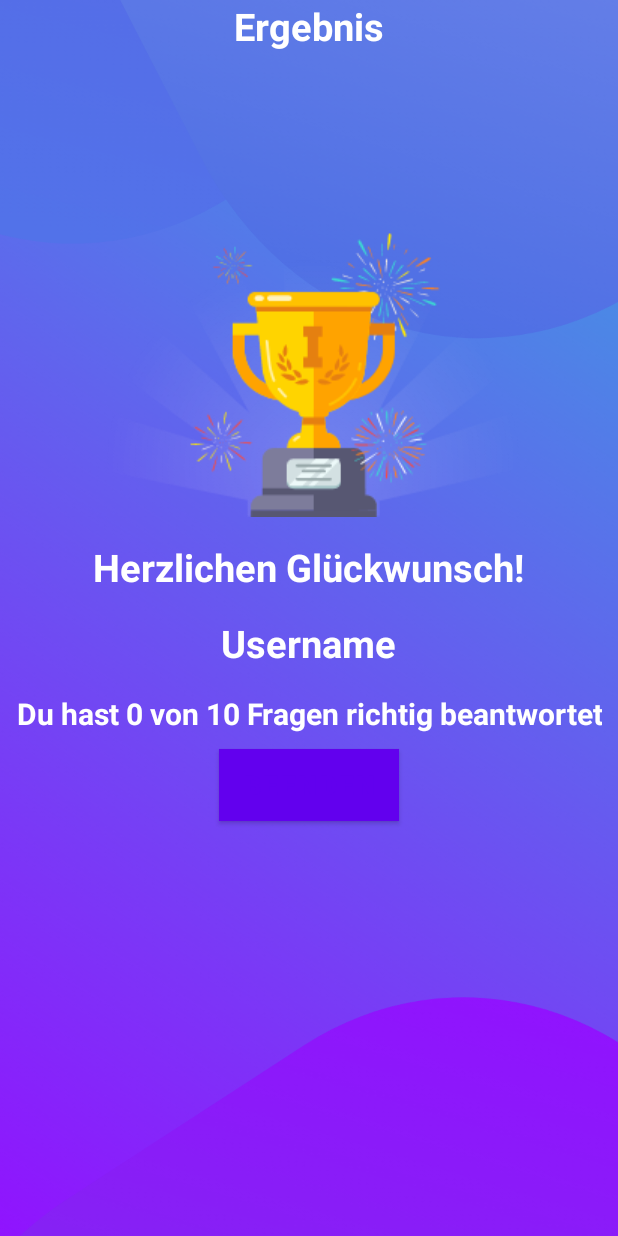
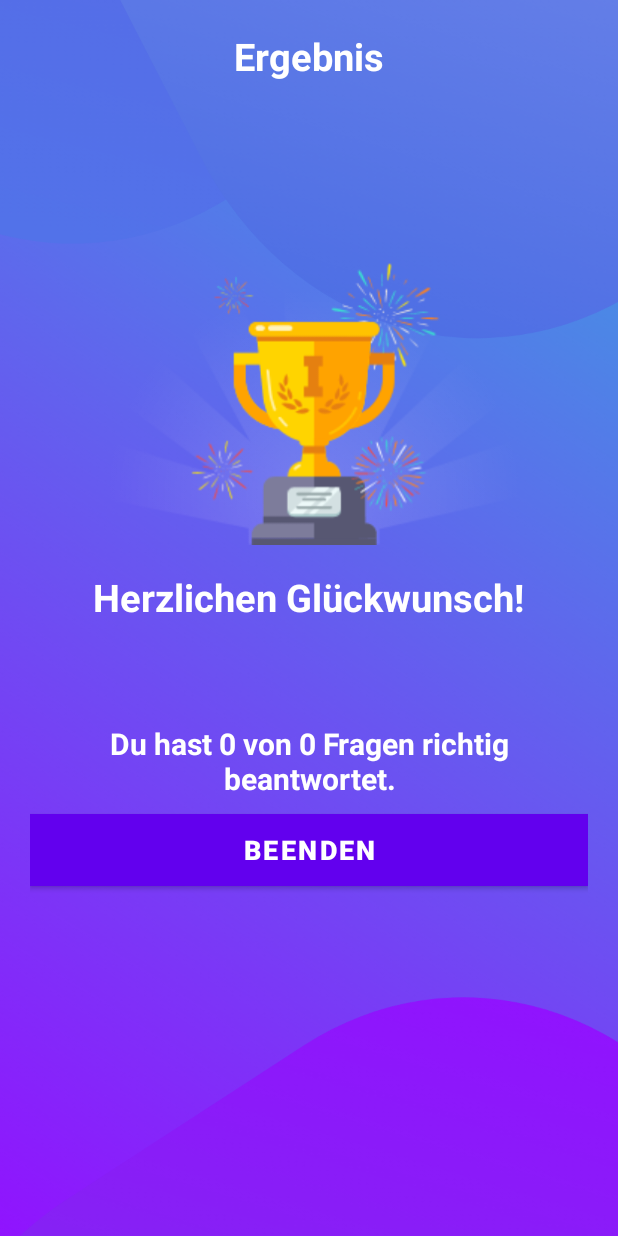
Before and after one commit to MSJones6/UdemyAndroid11-Quiz, an Android app built with Jetpack Compose: the ResultActivity screen opened directly, with no data from a screen before it, on a phone screen of 412 x 824 dp. Run offline under Robolectric (Android 15) with nearby library versions, the phone set to English and light mode, and no system bars.

Commit message:
Give values to result activity.

```diff
--- a/app/src/main/java/de/msjones/quizapp/Constants.kt
+++ b/app/src/main/java/de/msjones/quizapp/Constants.kt
@@ -2,6 +2,8 @@ package de.msjones.quizapp
 
 object Constants {
     const val USER_NAME: String = "user_name";
+    const val CORRECT_ANSWERS = "correct_answers"
+    const val TOTAL_QUESTIONS = "total_questions"
 
     fun getQuestions(): List<Question> {
         val questionList = ArrayList<Question>()
--- a/app/src/main/java/de/msjones/quizapp/ResultActivity.kt
+++ b/app/src/main/java/de/msjones/quizapp/ResultActivity.kt
@@ -1,20 +1,55 @@
 package de.msjones.quizapp
 
+import android.content.Intent
+import android.os.Build
 import android.os.Bundle
+import android.view.LayoutInflater
+import android.view.View
+import android.view.WindowInsets
+import android.view.WindowInsetsController
 import androidx.activity.enableEdgeToEdge
 import androidx.appcompat.app.AppCompatActivity
 import androidx.core.view.ViewCompat
 import androidx.core.view.WindowInsetsCompat
+import de.msjones.quizapp.databinding.ActivityResultBinding
 
 class ResultActivity : AppCompatActivity() {
+    private lateinit var binding: ActivityResultBinding
+
     override fun onCreate(savedInstanceState: Bundle?) {
         super.onCreate(savedInstanceState)
-        enableEdgeToEdge()
-        setContentView(R.layout.activity_result)
-        ViewCompat.setOnApplyWindowInsetsListener(findViewById(R.id.main)) { v, insets ->
-            val systemBars = insets.getInsets(WindowInsetsCompat.Type.systemBars())
-            v.setPadding(systemBars.left, systemBars.top, systemBars.right, systemBars.bottom)
-            insets
+        binding = ActivityResultBinding.inflate(layoutInflater)
+        val view = binding.root
+        setContentView(view)
+
+        hideStatusBar()
+
+        val username = intent.getStringExtra(Constants.USER_NAME)
+        val correctAnswers = intent.getIntExtra(Constants.CORRECT_ANSWERS, 0)
+        val totalQuestions = intent.getIntExtra(Constants.TOTAL_QUESTIONS, 0)
+
+        binding.tvName.text = username
+        binding.tvScore.text =
+            "Du hast $correctAnswers von $totalQuestions Fragen richtig beantwortet."
+
+        binding.btnFinish.setOnClickListener {
+            startActivity(Intent(this, MainActivity::class.java))
         }
     }
+
+    fun hideStatusBar() {
+        if (Build.VERSION.SDK_INT < 30) {
+            window.decorView.systemUiVisibility = View.SYSTEM_UI_FLAG_FULLSCREEN
+        } else {
+            window.setDecorFitsSystemWindows(false)
+            val controller = window.insetsController
+            if (controller != null) {
+                controller.hide(WindowInsets.Type.statusBars())
+                controller.systemBarsBehavior =
+                    WindowInsetsController.BEHAVIOR_SHOW_TRANSIENT_BARS_BY_SWIPE
+            }
+        }
+    }
+
+
 }
--- a/app/src/main/res/layout/activity_result.xml
+++ b/app/src/main/res/layout/activity_result.xml
@@ -64,12 +64,12 @@
 
     <Button
         android:id="@+id/btnFinish"
-        android:layout_width="wrap_content"
+        android:layout_width="match_parent"
         android:layout_height="wrap_content"
         android:layout_marginTop="10dp"
         android:background="@color/white"
         android:text="BEENDEN"
-        android:textColor="@color/purple_500"
+        android:textColor="@color/white"
         android:textSize="18sp"
         android:textStyle="bold"
         />
```
Also changed, not shown: app/src/main/java/de/msjones/quizapp/QuizQuestionsActivity.kt (+21 -4 lines).
